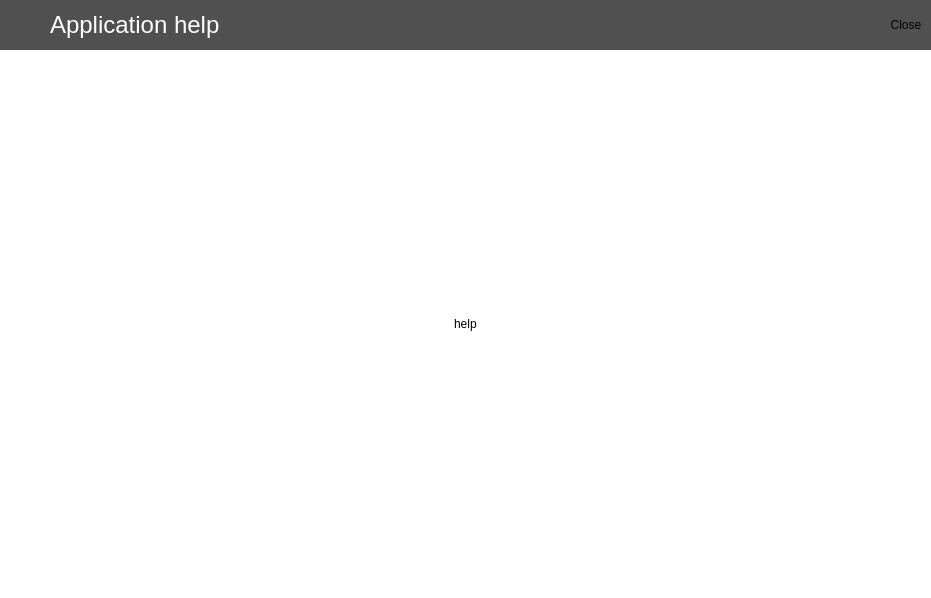
Qt form HelpDialog.ui (kacerpetr/QRssReader) before a commit.
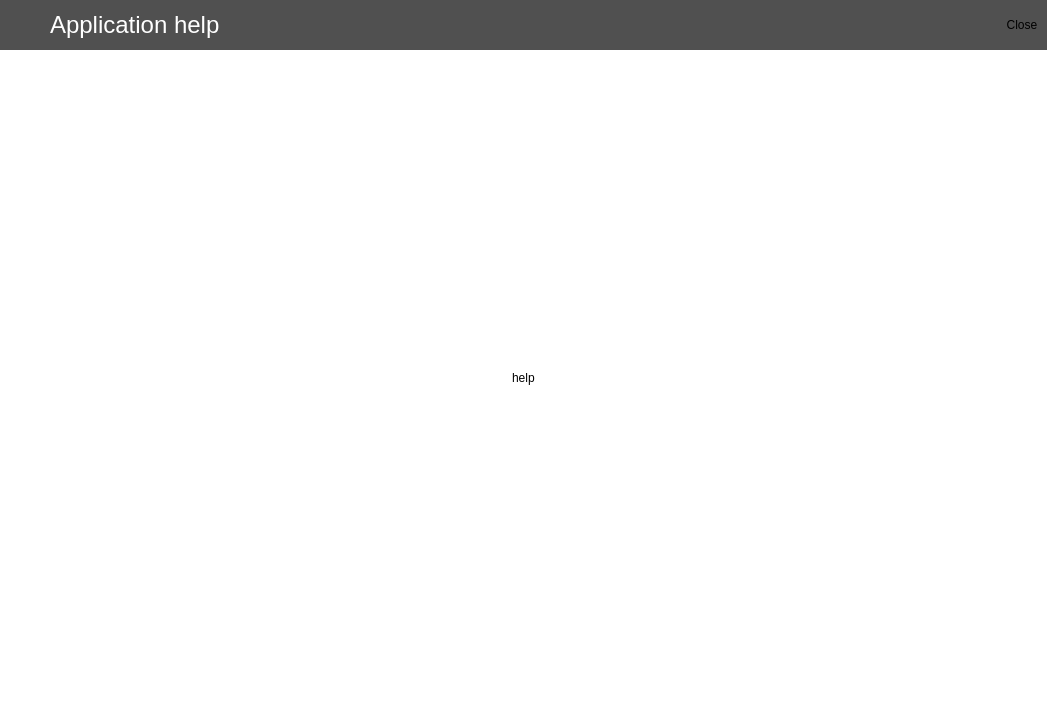
The same form after that commit. Icons and pictures are not drawn.

Diff of the .ui file:
```diff
--- a/HelpDialog.ui
+++ b/HelpDialog.ui
@@ -6,8 +6,8 @@
    <rect>
     <x>0</x>
     <y>0</y>
-    <width>931</width>
-    <height>598</height>
+    <width>1047</width>
+    <height>706</height>
    </rect>
   </property>
   <property name="windowTitle">
@@ -189,8 +189,8 @@
        <rect>
         <x>0</x>
         <y>0</y>
-        <width>931</width>
-        <height>546</height>
+        <width>1047</width>
+        <height>654</height>
        </rect>
       </property>
       <layout class="QHBoxLayout" name="horizontalLayout">
```
